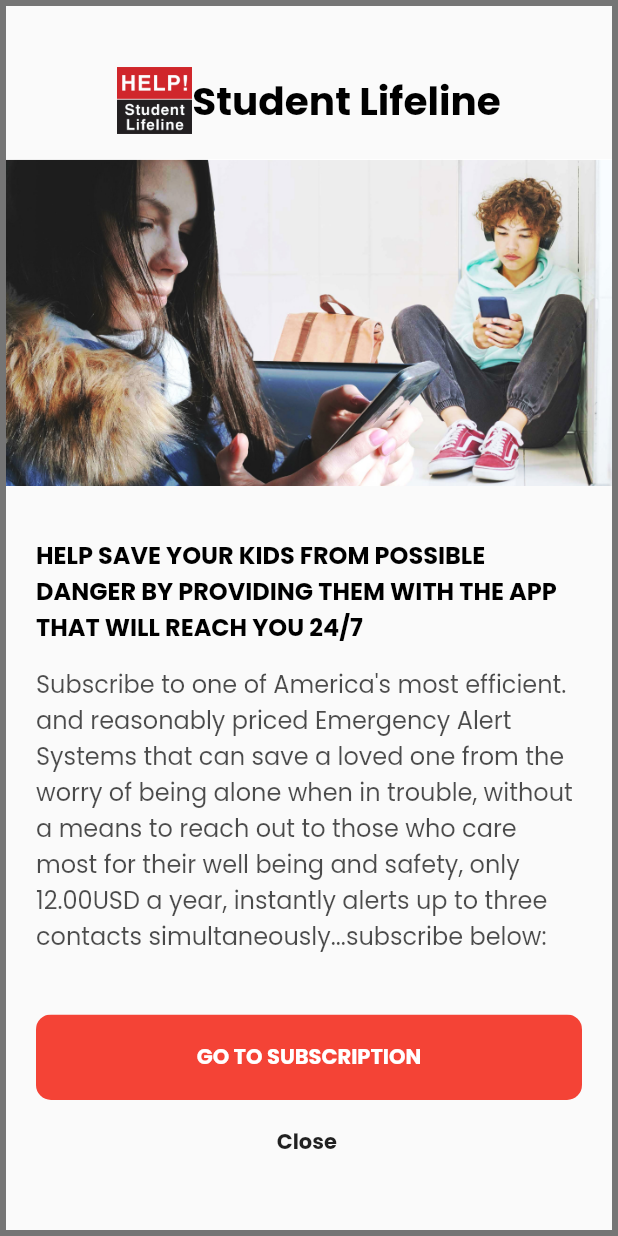
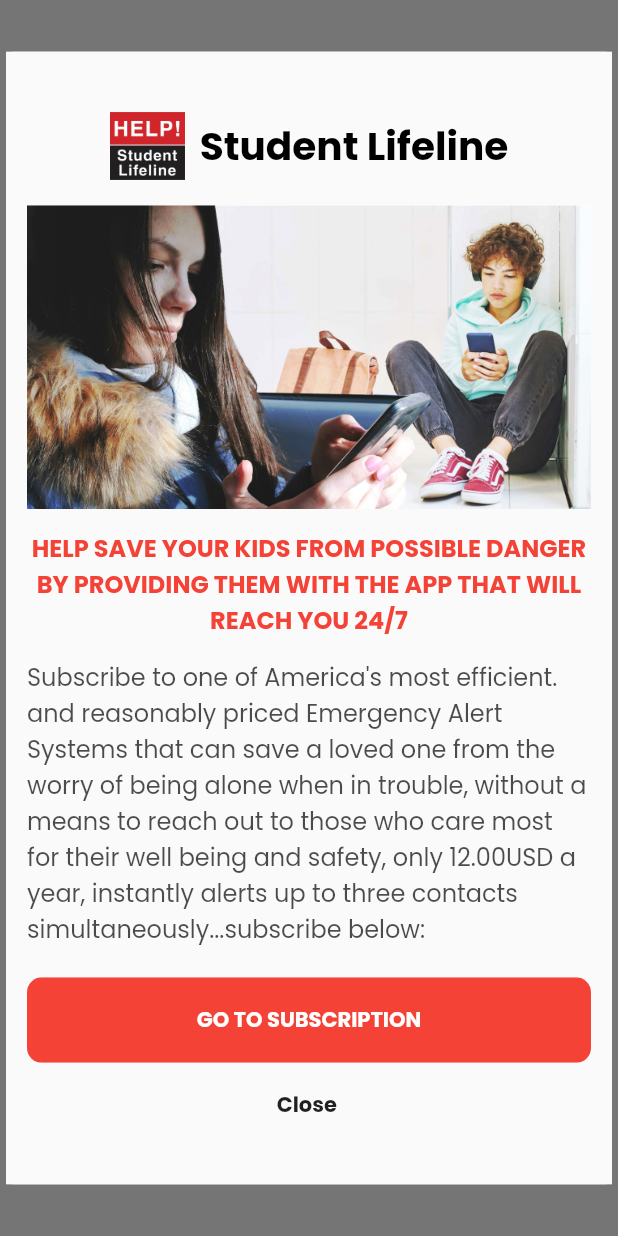
Before and after one commit to montedev0516/Student-Life-App, a Flutter app: the screen it shows after launch, on a phone screen of 412 x 824 dp. Run offline on Flutter 3.47's test engine with Material 2 defaults, Android fonts, the phone set to English and light mode, and no system bars; our stand-ins replace carousel_slider, fluttertoast, geolocator, go_router, google_fonts, google_maps_flutter and 3 more; missing offline and left inert: background_sms, phone_number.

Commit message:
Update Subscrpition Modal

```diff
--- a/lib/components/welcomeDialog.dart
+++ b/lib/components/welcomeDialog.dart
@@ -36,12 +36,13 @@ class _WelcomeDialogState extends State<WelcomeDialog> {
           padding: const EdgeInsets.symmetric(vertical: 24),
           child: Column(
             children: [
-              Padding(
-                padding: const EdgeInsets.symmetric(vertical: 14.0),
+              const Padding(
+                padding: EdgeInsets.symmetric(vertical: 14.0),
                 child: Row(
                   mainAxisAlignment: MainAxisAlignment.center,
-                  children: const [
+                  children: [
                     SizedBox(width: 50, height: 50, child: Logo()),
+                    SizedBox(width: 10),
                     Text(
                       'Student Lifeline',
                       textAlign: TextAlign.center,
@@ -54,19 +55,23 @@ class _WelcomeDialogState extends State<WelcomeDialog> {
                   ],
                 ),
               ),
-              Image.asset('assets/bannerImg.png'),
               Padding(
-                padding: const EdgeInsets.all(20),
+                padding: const EdgeInsets.symmetric(horizontal: 14.0),
+                child: Image.asset('assets/bannerImg.png'),
+              ),
+              Padding(
+                padding: const EdgeInsets.symmetric(horizontal: 14.0),
                 child: Column(children: [
                   const Padding(
                     padding: EdgeInsets.symmetric(vertical: 14.0),
                     child: Text(
                       'HELP SAVE YOUR KIDS FROM POSSIBLE DANGER BY PROVIDING THEM WITH THE APP THAT WILL REACH YOU 24/7',
-                      textAlign: TextAlign.left,
+                      textAlign: TextAlign.center,
                       style: TextStyle(
-                          fontSize: 16,
-                          color: Colors.black,
-                          fontWeight: FontWeight.bold),
+                        fontSize: 16,
+                        color: Colors.red,
+                        fontWeight: FontWeight.bold,
+                      ),
                     ),
                   ),
                   Text(
@@ -76,7 +81,7 @@ class _WelcomeDialogState extends State<WelcomeDialog> {
                         fontSize: 16, color: Colors.black.withOpacity(0.7)),
                   ),
                   const SizedBox(
-                    height: 40,
+                    height: 20,
                   ),
                   ClipRRect(
                     borderRadius: BorderRadius.circular(10),
```
Also changed, not shown: pubspec.yaml (+4 -5 lines), pubspec.lock, 1 other file.
